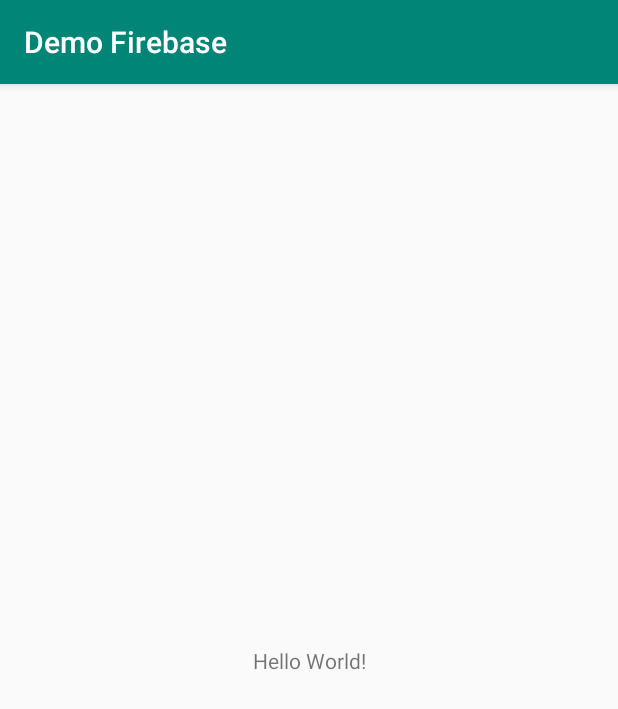
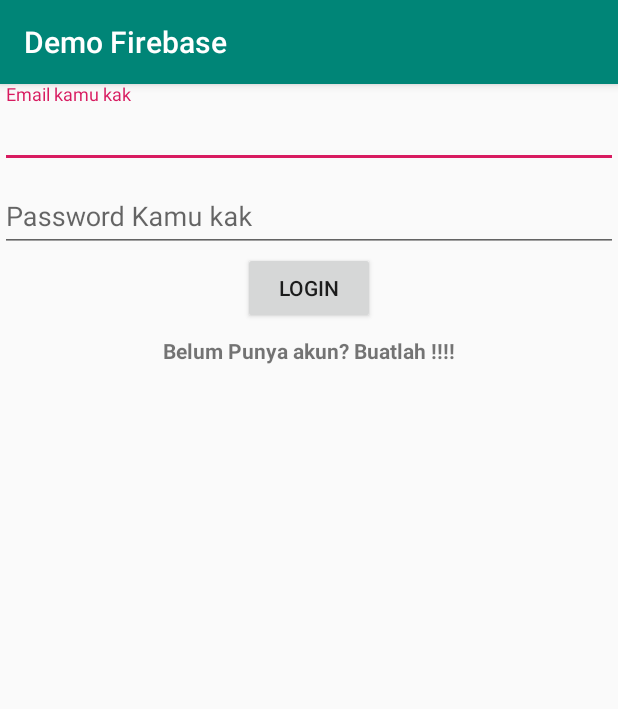
Before and after one commit to sigitsuryono25/DemoFirebase, an Android app: the screen it shows after launch (MainActivity before the commit, LoginActivity after it), on a phone screen of 412 x 824 dp. Shown: the top 709 px of the screen. Run offline under Robolectric (Android 15) with nearby library versions, the phone set to English and light mode, and no system bars; our stand-ins replace Firebase (no records; nobody signed in at launch, a user with empty details on screens opened directly); 2 statements that could not run were skipped.

Commit message:
Register and Login to FirebaseAuth

```diff
--- /dev/null
+++ b/app/src/main/java/com/lauwba/surelabs/demofirebase/LoginActivity.kt
@@ -0,0 +1,38 @@
+package com.lauwba.surelabs.demofirebase
+
+import android.os.Bundle
+import android.support.v7.app.AppCompatActivity
+import com.google.firebase.auth.FirebaseAuth
+import kotlinx.android.synthetic.main.activity_login.*
+import org.jetbrains.anko.sdk27.coroutines.onClick
+import org.jetbrains.anko.startActivity
+import org.jetbrains.anko.toast
+
+class LoginActivity : AppCompatActivity() {
+
+    override fun onCreate(savedInstanceState: Bundle?) {
+        super.onCreate(savedInstanceState)
+        setContentView(R.layout.activity_login)
+
+        login.onClick {
+            if (email.text.toString().isEmpty()) {
+                email.error = "Isilah, kalo belum punya daftarlah"
+            } else if (password.text.toString().isEmpty()) {
+                password.error = "Isilah,!"
+            } else {
+                FirebaseAuth.getInstance().signInWithEmailAndPassword(email.text.toString(), password.text.toString())
+                    .addOnCompleteListener {
+                        if (it.isSuccessful) {
+                            toast("Login Berhasil")
+                        } else {
+                            toast("Login Gagal")
+                        }
+                    }
+            }
+        }
+
+        register.onClick {
+            startActivity<MainActivity>()
+        }
+    }
+}
--- /dev/null
+++ b/app/src/main/res/layout/activity_login.xml
@@ -0,0 +1,47 @@
+<?xml version="1.0" encoding="utf-8"?>
+<LinearLayout
+        xmlns:android="http://schemas.android.com/apk/res/android"
+        xmlns:tools="http://schemas.android.com/tools"
+        android:layout_width="match_parent"
+        android:layout_height="match_parent"
+        android:orientation="vertical"
+        tools:context=".LoginActivity">
+
+    <android.support.design.widget.TextInputLayout android:layout_width="match_parent"
+                                                   android:layout_height="wrap_content">
+        <android.support.design.widget.TextInputEditText
+                android:id="@+id/email"
+                android:inputType="textEmailAddress"
+                android:hint="Email kamu kak"
+                android:layout_width="match_parent"
+                android:layout_height="wrap_content"/>
+    </android.support.design.widget.TextInputLayout>
+
+    <android.support.design.widget.TextInputLayout android:layout_width="match_parent"
+                                                   android:layout_height="wrap_content">
+        <android.support.design.widget.TextInputEditText
+                android:id="@+id/password"
+                android:inputType="textPassword"
+                android:hint="Password Kamu kak"
+                android:layout_width="match_parent"
+                android:layout_height="wrap_content"/>
+    </android.support.design.widget.TextInputLayout>
+
+
+    <Button
+            android:id="@+id/login"
+            android:text="Login"
+            android:layout_gravity="center"
+            android:layout_width="wrap_content"
+            android:layout_height="wrap_content"/>
+
+    <TextView
+            android:text="Belum Punya akun? Buatlah !!!!"
+            android:id="@+id/register"
+            android:layout_gravity="center"
+            android:textStyle="bold"
+            android:layout_marginTop="8dp"
+            android:layout_width="wrap_content"
+            android:layout_height="wrap_content"/>
+
+</LinearLayout>
--- a/build.gradle
+++ b/build.gradle
@@ -11,7 +11,7 @@ buildscript {
     dependencies {
         classpath 'com.android.tools.build:gradle:3.3.2'
         classpath "org.jetbrains.kotlin:kotlin-gradle-plugin:$kotlin_version"
-        classpath 'com.google.gms:google-services:4.2.0'
+        classpath 'com.google.gms:google-services:4.0.1'
         // NOTE: Do not place your application dependencies here; they belong
         // in the individual module build.gradle files
     }
```
Also changed, not shown: app/build.gradle (+11 -3 lines), app/src/main/AndroidManifest.xml (+6 -1 lines), app/src/main/java/com/lauwba/surelabs/demofirebase/MainActivity.kt (+54 -4 lines), app/src/main/java/com/lauwba/surelabs/demofirebase/User.kt (added, +7 -0 lines), app/src/main/res/layout/activity_main.xml (+39 -11 lines), 1 other file.
